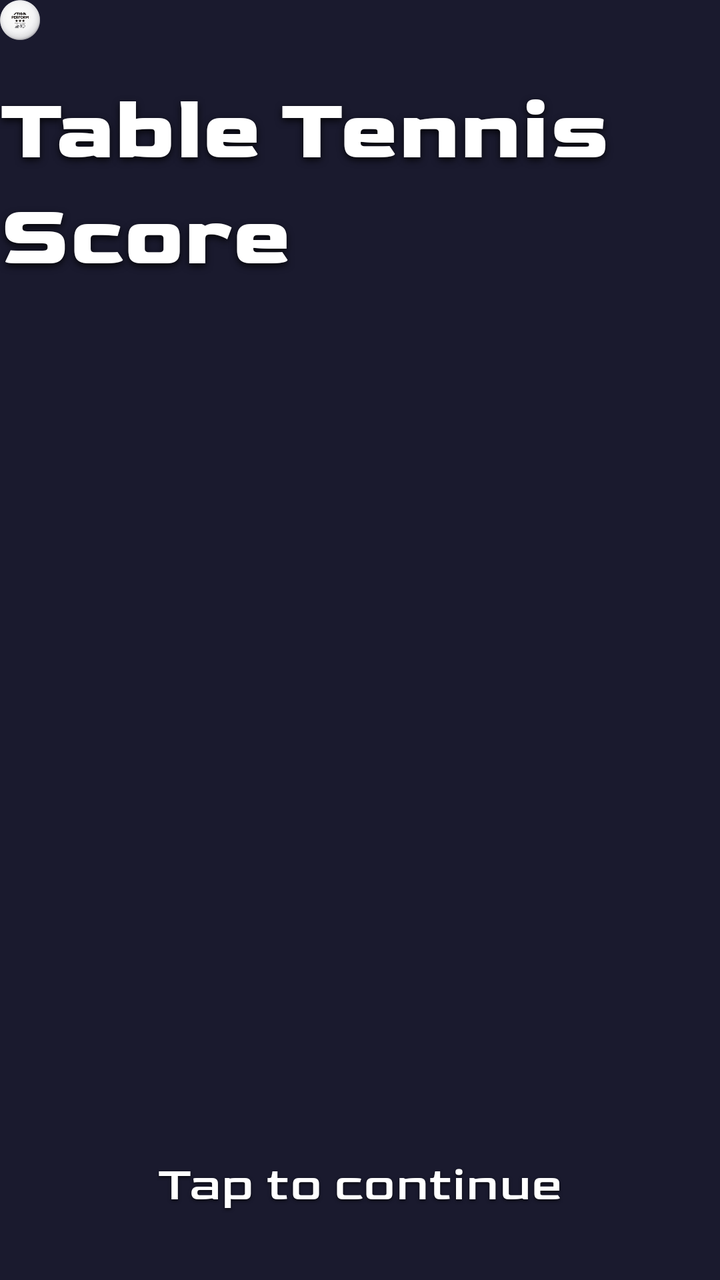
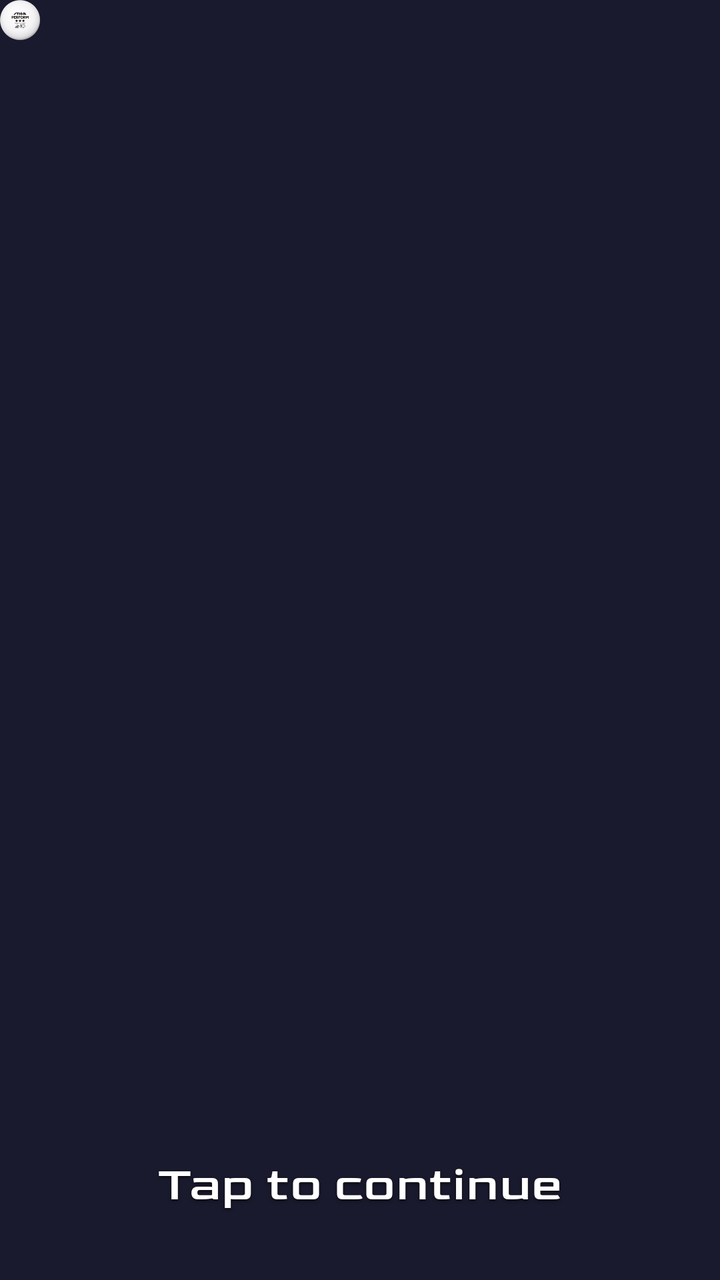

Two renders of the same Android screen: before a commit and after it. Below are the layout's source before the change and the commit's diff.
<!-- AndroidManifest.xml: activity theme Theme.TableTennisScore.Startup -->
<!-- res/layout/activity_splash.xml -->
<?xml version="1.0" encoding="utf-8"?>
<FrameLayout xmlns:android="http://schemas.android.com/apk/res/android"
    android:id="@+id/splashRoot"
    android:layout_width="match_parent"
    android:layout_height="match_parent"
    android:clickable="true"
    android:focusable="true">

    <ImageView
        android:layout_width="match_parent"
        android:layout_height="match_parent"
        android:contentDescription="@string/cd_startup_image"
        android:scaleType="centerCrop"
        android:src="@drawable/oscarwithtrulsandkallberg" />

    <TextView
        android:id="@+id/tvSplashTitle"
        android:layout_width="wrap_content"
        android:layout_height="wrap_content"
        android:layout_gravity="top|center_horizontal"
        android:layout_marginTop="32dp"
        android:shadowColor="#CC000000"
        android:shadowDx="0"
        android:shadowDy="4"
        android:shadowRadius="8"
        android:text="@string/app_name"
        android:textColor="@android:color/white"
        android:textSize="44sp"
        android:textStyle="bold" />

    <ImageView
        android:id="@+id/ivSplashBall"
        android:layout_width="20dp"
        android:layout_height="20dp"
        android:contentDescription="@null"
        android:scaleType="fitCenter"
        android:src="@drawable/stigaperform40size128" />

    <TextView
        android:id="@+id/tvTapToContinue"
        android:layout_width="wrap_content"
        android:layout_height="wrap_content"
        android:layout_gravity="bottom|center_horizontal"
        android:layout_marginBottom="24dp"
        android:shadowColor="#B3000000"
        android:shadowDx="0"
        android:shadowDy="2"
        android:shadowRadius="4"
        android:textSize="24sp"
        android:text="@string/splash_tap_to_continue"
        android:textAppearance="@style/TextAppearance.MaterialComponents.Body1"
        android:textColor="@android:color/white" />

</FrameLayout>
<!-- resources referenced by this layout -->
<resources>
  <!-- drawable stigaperform40size128: png bitmap (drawable, 18968 bytes) -->
  <string name="app_name">Table Tennis Score</string>
  <string name="cd_startup_image">Startup image</string>
  <string name="splash_tap_to_continue">Tap to continue</string>
  <style name="Theme.TableTennisScore.Startup" parent="Theme.TableTennisScore" />
  <style name="Theme.TableTennisScore" parent="Theme.Material3.Dark.NoActionBar">
          <item name="colorPrimary">@color/primary</item>
          <item name="colorPrimaryVariant">@color/primary_variant</item>
          <item name="android:windowBackground">@color/background</item>
          <item name="android:windowFullscreen">true</item>
          <item name="android:statusBarColor">@color/background</item>
          <item name="android:navigationBarColor">@color/background</item>
          <item name="android:fontFamily">@font/goldman</item>
          <item name="fontFamily">@font/goldman</item>
          <item name="android:textViewStyle">@style/Widget.TableTennisScore.TextView</item>
          <item name="android:buttonStyle">@style/Widget.TableTennisScore.Button</item>
          <item name="materialButtonStyle">@style/Widget.TableTennisScore.MaterialButton</item>
          <item name="android:editTextStyle">@style/Widget.TableTennisScore.EditText</item>
          <item name="android:radioButtonStyle">@style/Widget.TableTennisScore.RadioButton</item>
      </style>
  <color name="primary">#1565C0</color>
  <color name="primary_variant">#0D47A1</color>
  <color name="background">#1A1A2E</color>
  <style name="Widget.TableTennisScore.TextView" parent="@style/Widget.AppCompat.TextView">
          <item name="android:fontFamily">@font/goldman</item>
          <item name="fontFamily">@font/goldman</item>
      </style>
  <style name="Widget.TableTennisScore.Button" parent="@style/Widget.AppCompat.Button">
          <item name="android:fontFamily">@font/goldman</item>
          <item name="fontFamily">@font/goldman</item>
          <item name="android:textAllCaps">false</item>
          <item name="textAllCaps">false</item>
      </style>
  <style name="Widget.TableTennisScore.MaterialButton" parent="@style/Widget.Material3.Button">
          <item name="android:fontFamily">@font/goldman</item>
          <item name="fontFamily">@font/goldman</item>
          <item name="android:textAllCaps">false</item>
          <item name="textAllCaps">false</item>
      </style>
  <style name="Widget.TableTennisScore.EditText" parent="@style/Widget.AppCompat.EditText">
          <item name="android:fontFamily">@font/goldman</item>
          <item name="fontFamily">@font/goldman</item>
      </style>
  <style name="Widget.TableTennisScore.RadioButton" parent="@style/Widget.AppCompat.CompoundButton.RadioButton">
          <item name="android:fontFamily">@font/goldman</item>
          <item name="fontFamily">@font/goldman</item>
      </style>
</resources>

<!-- the commit's change to res/layout/activity_splash.xml (unified diff, before → after) -->
@@ -13,20 +13,14 @@
         android:scaleType="centerCrop"
         android:src="@drawable/oscarwithtrulsandkallberg" />
 
-    <TextView
-        android:id="@+id/tvSplashTitle"
+    <LinearLayout
+        android:id="@+id/layoutSplashTitle"
         android:layout_width="wrap_content"
         android:layout_height="wrap_content"
         android:layout_gravity="top|center_horizontal"
         android:layout_marginTop="32dp"
-        android:shadowColor="#CC000000"
-        android:shadowDx="0"
-        android:shadowDy="4"
-        android:shadowRadius="8"
-        android:text="@string/app_name"
-        android:textColor="@android:color/white"
-        android:textSize="44sp"
-        android:textStyle="bold" />
+        android:gravity="center"
+        android:orientation="horizontal" />
 
     <ImageView
         android:id="@+id/ivSplashBall"
<!-- resource entries referenced after the edit -->
@@ -1,7 +1,6 @@
 <!-- resources referenced by this layout -->
 <resources>
   <!-- drawable stigaperform40size128: png bitmap (drawable, 18968 bytes) -->
-  <string name="app_name">Table Tennis Score</string>
   <string name="cd_startup_image">Startup image</string>
   <string name="splash_tap_to_continue">Tap to continue</string>
   <style name="Theme.TableTennisScore.Startup" parent="Theme.TableTennisScore" />
